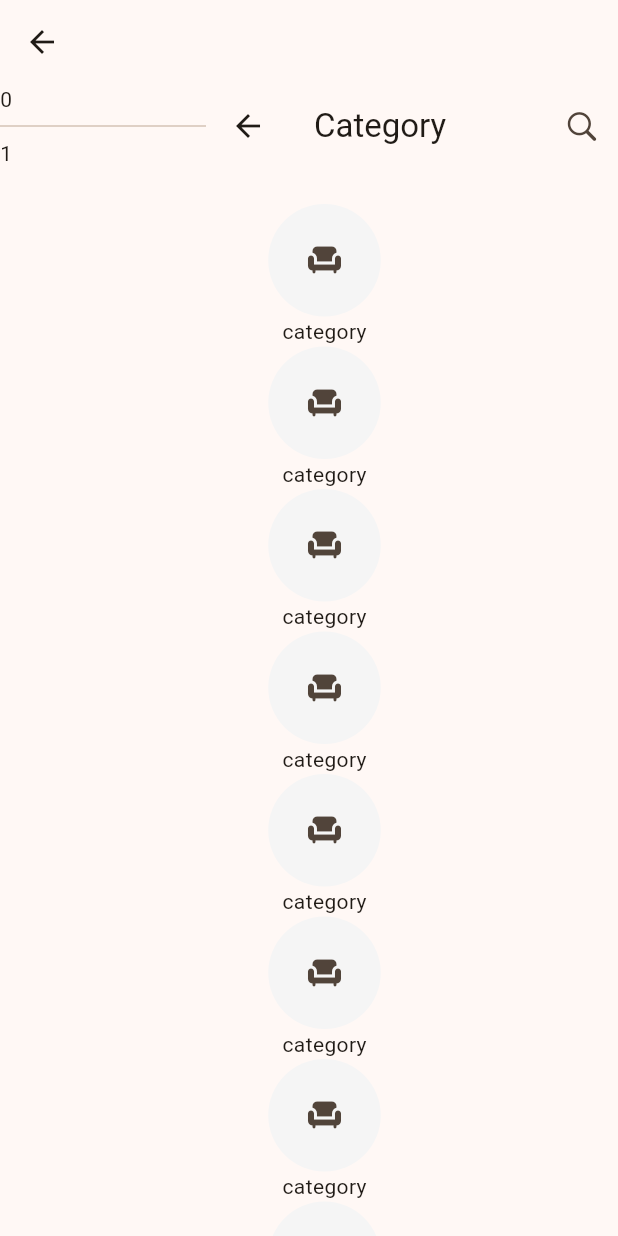
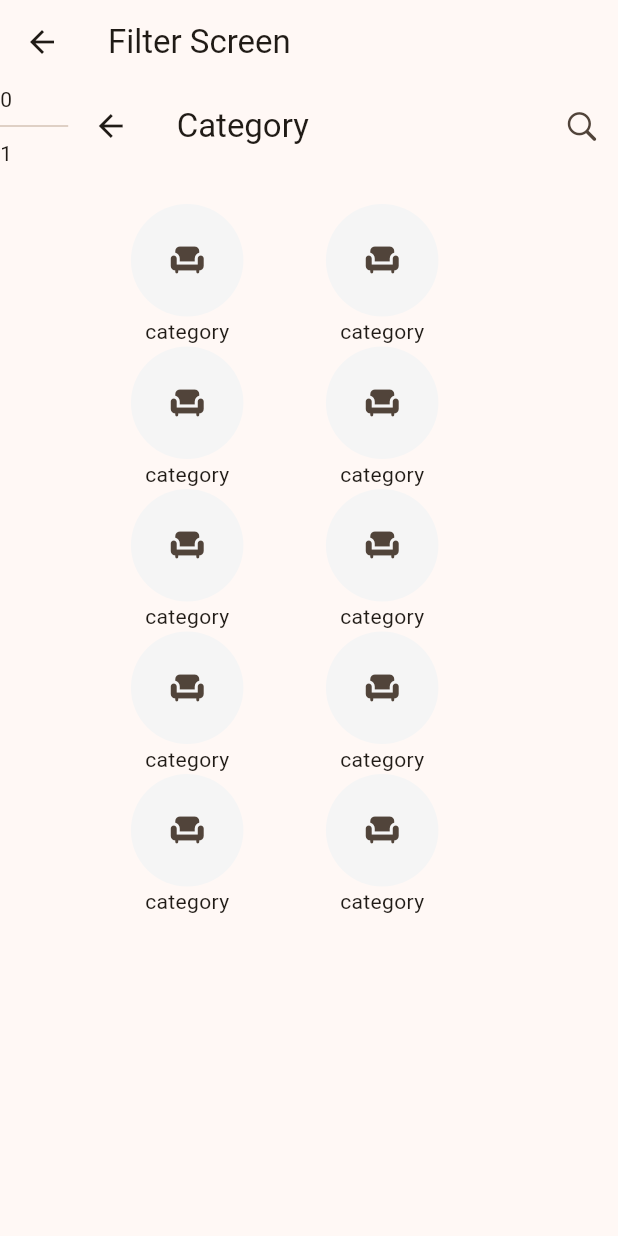
Before and after one commit to riyal-suthar/Xwood, a Flutter app: the ProductFilterScreen screen opened by its route, on a phone screen of 412 x 824 dp. Run offline on Flutter 3.47's test engine with Material 3 defaults, Android fonts, the phone set to English and light mode, and no system bars; our stand-ins replace flutter_svg, get, google_fonts, shared_preferences; accounts and stored records are empty; network calls fail; project files that could hold a hidden picture were left out.

Commit message:
"athathi"

```diff
--- a/lib/core/config/routes/app_routes.dart
+++ b/lib/core/config/routes/app_routes.dart
@@ -2,6 +2,7 @@ import 'package:athathi/screens/auth/login_screen.dart';
 import 'package:athathi/screens/auth/otp_verification_screen.dart';
 import 'package:athathi/screens/home_screen/home_screen.dart';
 import 'package:athathi/screens/product/filter/fliter_screen.dart';
+import 'package:athathi/screens/product/product_detail_screen.dart';
 import 'package:athathi/screens/welcome/choose_lang_screen.dart';
 import 'package:athathi/screens/welcome/get_start_screen.dart';
 import 'package:athathi/screens/welcome/splash_screen.dart';
@@ -27,6 +28,7 @@ class AppRoutes {
 
   static const String categoryScreen = "/categoryScreen";
   static const String productScreen = "/productScreen";
+  static const String productDetailScreen = "/productDetailScreen";
   static const String reviewScreen = "/reviewScreen";
 
   static const String cartScreen = "/cartScreen";
@@ -64,7 +66,7 @@ class AppRoutes {
     GetPage(name: profileSetupScreen, page: () => ProfileSetupScreen()),
     GetPage(name: categoryScreen, page: () => CategoryScreen()),
     GetPage(name: filterScreen, page: () => ProductFilterScreen()),
-    // GetPage(name: splashScreen, page: () => Container()),
+    GetPage(name: productDetailScreen, page: () => ProductDetailScreen()),
     // GetPage(name: splashScreen, page: () => Container()),
   ];
 }
--- a/lib/main.dart
+++ b/lib/main.dart
@@ -34,7 +34,7 @@ class MyApp extends StatelessWidget {
         canvasColor: AppMaterialTheme.darkScheme().surface,
       ),
       // home: CustomProductListView(),
-      initialRoute: AppRoutes.filterScreen,
+      initialRoute: AppRoutes.productDetailScreen,
       getPages: AppRoutes.getPages,
     );
   }
--- a/lib/screens/product/filter/fliter_screen.dart
+++ b/lib/screens/product/filter/fliter_screen.dart
@@ -13,12 +13,15 @@ class ProductFilterScreen extends StatelessWidget {
   @override
   Widget build(BuildContext context) {
     return Scaffold(
-      appBar: AppBar(),
+      appBar: AppBar(title: Text("Filter Screen")),
       body: Flex(
         direction: Axis.horizontal,
+        mainAxisAlignment: MainAxisAlignment.start,
+        crossAxisAlignment: CrossAxisAlignment.start,
         children: [
           Flexible(
             flex: 1,
+            fit: FlexFit.tight,
             child: ListView.separated(
               itemCount: _listPages.length,
               itemBuilder: (context, index) {
@@ -34,7 +37,15 @@ class ProductFilterScreen extends StatelessWidget {
               },
             ),
           ),
-          Expanded(flex: 2, child: Material(child: _listPages[_page.value])),
+          Flexible(
+            flex: 8,
+            child: ValueListenableBuilder(
+              valueListenable: _page,
+              builder: (BuildContext context, value, Widget? child) {
+                return Material(child: _listPages[value]);
+              },
+            ),
+          ),
         ],
       ),
     );
```
Also changed, not shown: lib/controller/ui_controller.dart (added, +28 -0 lines), lib/screens/product/product_detail_screen.dart (+6 -1 lines), lib/screens/product/widgets/quantity_count_widget.dart (+35 -0 lines).
